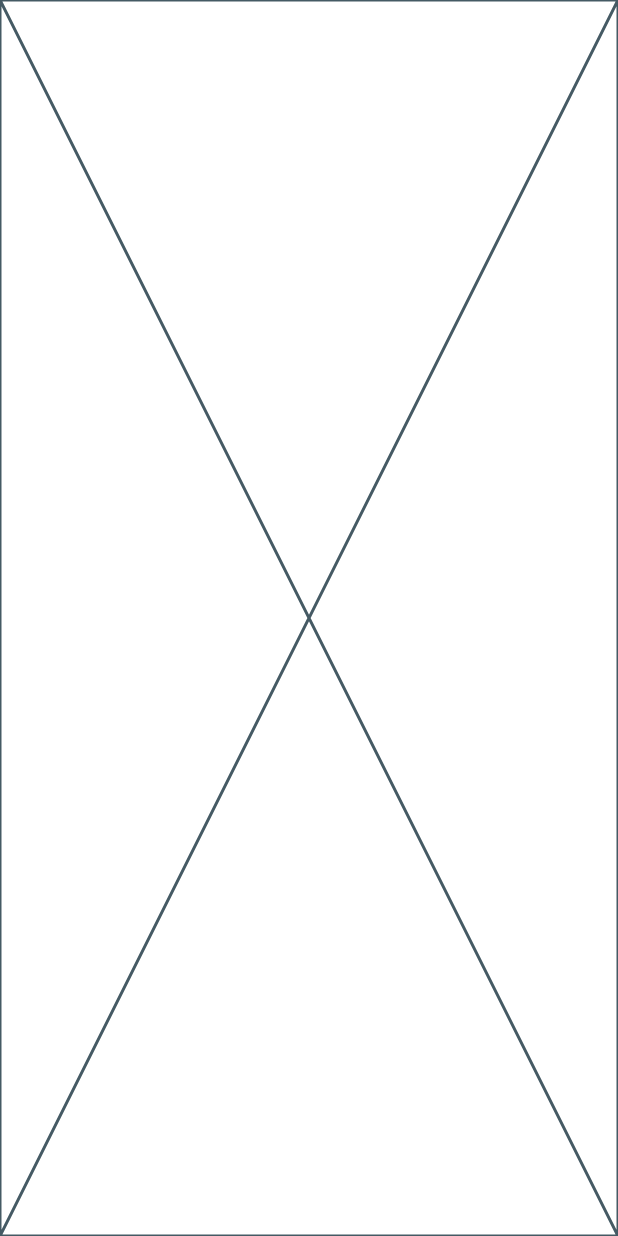
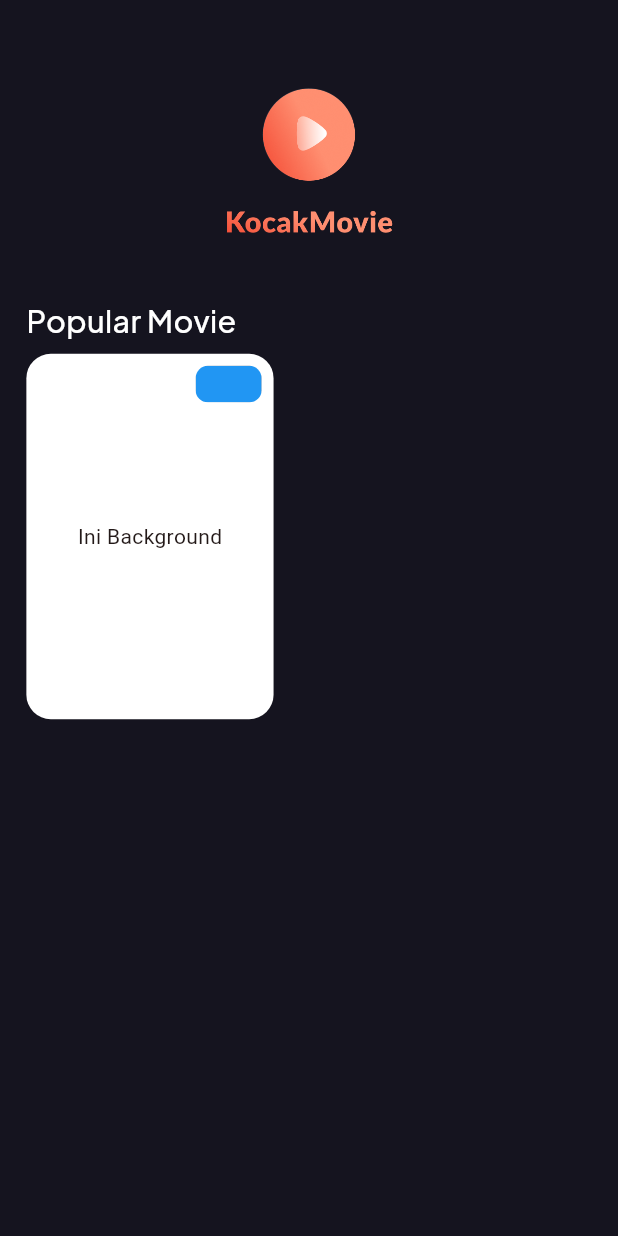
Before and after one commit to devfloody/Movie-App-Riverpod, a Flutter app: the screen it shows after launch, on a phone screen of 412 x 824 dp. Run offline on Flutter 3.47's test engine with Material 2 defaults, Android fonts, the phone set to English and light mode, and no system bars; our stand-ins replace dio, flutter_hooks, flutter_screenutil, freezed_annotation, go_router, google_fonts and 4 more; missing offline and left inert: riverpod_infinite_scroll.

Commit message:
nambahin card

```diff
--- a/lib/src/features/home/presentation/pages/home_page.dart
+++ b/lib/src/features/home/presentation/pages/home_page.dart
@@ -1,5 +1,10 @@
+import 'dart:ui';
+
 import 'package:flutter/material.dart';
+import 'package:flutter_screenutil/flutter_screenutil.dart';
 import 'package:hooks_riverpod/hooks_riverpod.dart';
+import 'package:new_movie_riverpod/gen/assets.gen.dart';
+import 'package:new_movie_riverpod/src/core/themes/app_theme.dart';
 
 class HomePage extends StatelessWidget {
   const HomePage({Key? key}) : super(key: key);
@@ -8,7 +13,68 @@ class HomePage extends StatelessWidget {
   Widget build(BuildContext context) {
     return Consumer(
       builder: (context, ref, child) {
-        return const Placeholder();
+        return Scaffold(
+          body: SafeArea(
+            child: Padding(
+              padding: EdgeInsets.all(16.w),
+              child: CustomScrollView(
+                slivers: [
+                  SliverToBoxAdapter(
+                    child: Padding(
+                      padding: EdgeInsets.symmetric(vertical: 40.h),
+                      child: Assets.images.logo.image(height: 100),
+                    ),
+                  ),
+                  SliverToBoxAdapter(
+                    child: Column(
+                      crossAxisAlignment: CrossAxisAlignment.start,
+                      children: [
+                        Text(
+                          "Popular Movie",
+                          style: AppFont.plusJakartaMedium.copyWith(fontSize: 20.sp, color: AppColor.primayTextColor),
+                        ),
+                        8.verticalSpace,
+                        Container(
+                          width: 150.w,
+                          height: 240.h,
+                          decoration: BoxDecoration(
+                            color: AppColor.primayTextColor,
+                            borderRadius: BorderRadius.circular(16.r),
+                          ),
+                          child: Stack(
+                            children: [
+                              const Center(
+                                child: Text('Ini Background'),
+                              ),
+                              Positioned(
+                                top: 8,
+                                right: 8,
+                                child: ClipRRect(
+                                  borderRadius: BorderRadius.circular(8.r),
+                                  child: BackdropFilter(
+                                    filter: ImageFilter.blur(
+                                      sigmaX: 28.33,
+                                      sigmaY: 28.33,
+                                    ),
+                                    child: Container(
+                                      color: Colors.blue,
+                                      height: 24.h,
+                                      width: 40.w,
+                                    ),
+                                  ),
+                                ),
+                              ),
+                            ],
+                          ),
+                        ),
+                      ],
+                    ),
+                  ),
+                ],
+              ),
+            ),
+          ),
+        );
       },
     );
   }
--- a/pubspec.yaml
+++ b/pubspec.yaml
@@ -47,3 +47,7 @@ dev_dependencies:
 
 flutter:
   uses-material-design: true
+  assets:
+    - assets/images/
+    - assets/svg/
+    - assets/icons/
```
Also changed, not shown: lib/gen/assets.gen.dart (added, +135 -0 lines), assets/images/logo.png.
